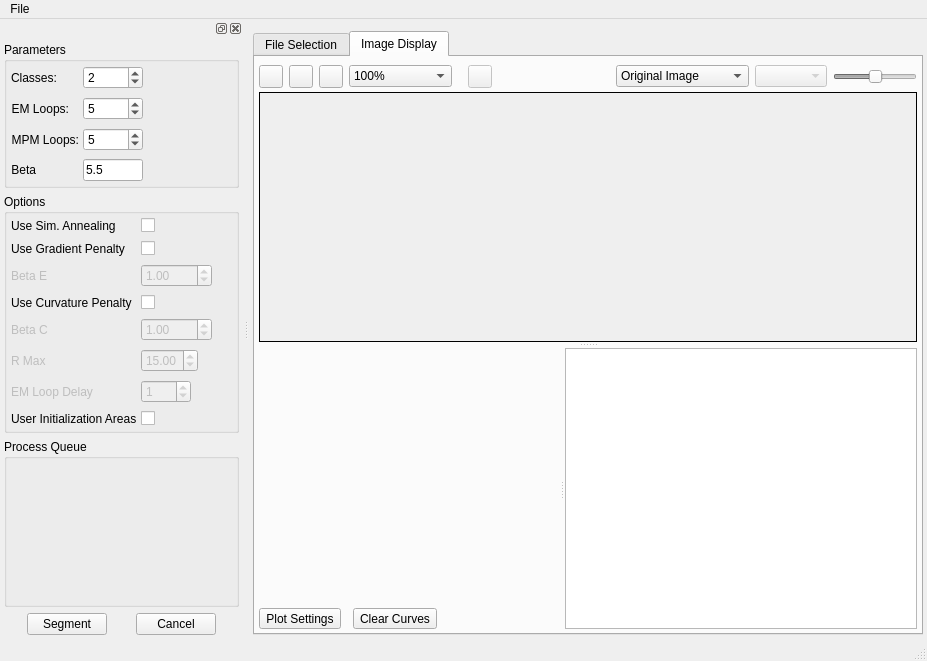
Old version of the form Code/EmMpmGui/UI_Files/EmMpmGui.ui in the repository BlueQuartzSoftware/EMMPMWorkbench.
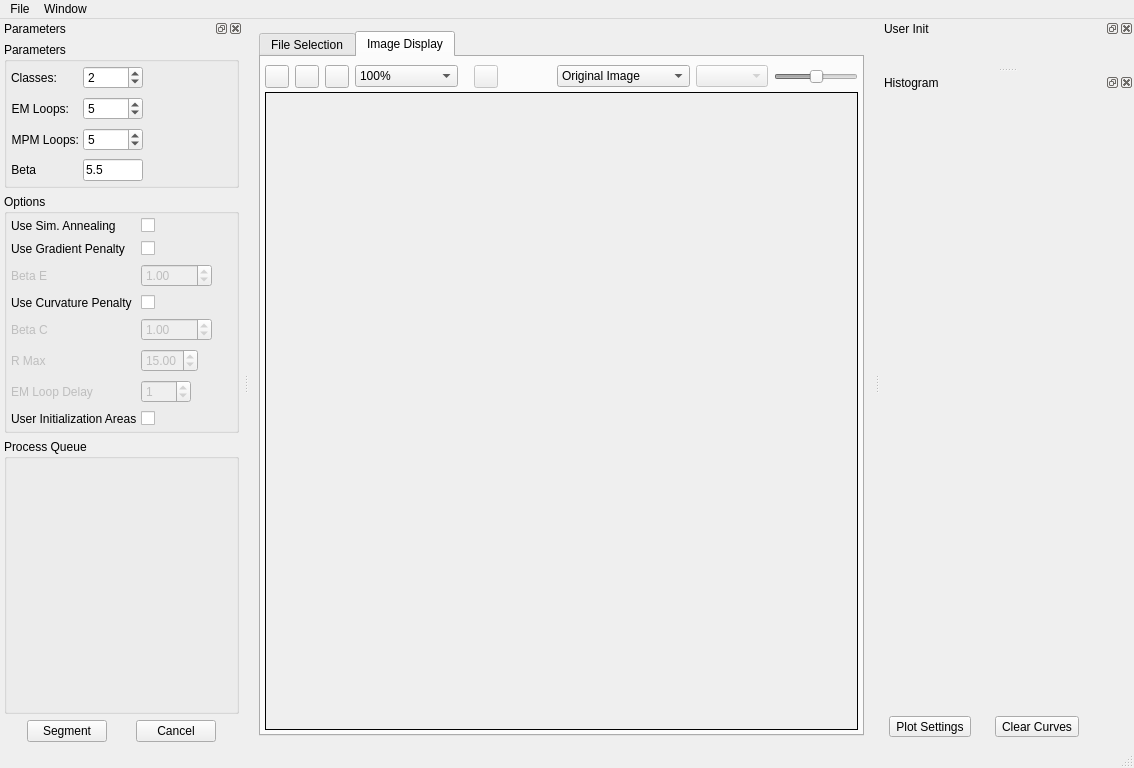
New version of the form. The open tabs and pages were chosen to show the change. Icons and pictures are not drawn. Custom widgets are drawn as their Qt base class.

Commit message: Reworking the User interface to that there are now dockable windows for each of the Parameters, Histogram and User Init Areas. This allows the user to better optimized thier workspace. Now using a true color picking widget for the User init areas coloring. User init areas will now hide themselves with the option is disabled. Added option in the User init tab to set the plot line width

The edit to the form file:
```diff
--- a/Code/EmMpmGui/UI_Files/EmMpmGui.ui
+++ b/Code/EmMpmGui/UI_Files/EmMpmGui.ui
@@ -6,8 +6,8 @@
    <rect>
     <x>0</x>
     <y>0</y>
-    <width>927</width>
-    <height>661</height>
+    <width>1134</width>
+    <height>768</height>
    </rect>
   </property>
   <property name="sizePolicy">
@@ -28,19 +28,19 @@
   <widget class="QWidget" name="centralwidget">
    <layout class="QHBoxLayout" name="horizontalLayout_3">
     <property name="spacing">
-     <number>4</number>
+     <number>6</number>
     </property>
     <property name="leftMargin">
-     <number>4</number>
+     <number>10</number>
     </property>
     <property name="topMargin">
      <number>12</number>
     </property>
     <property name="rightMargin">
-     <number>4</number>
+     <number>10</number>
     </property>
     <property name="bottomMargin">
-     <number>4</number>
+     <number>10</number>
     </property>
     <item>
      <widget class="QTabWidget" name="tabWidget">
@@ -732,136 +732,6 @@
             </item>
            </layout>
           </widget>
-          <widget class="QSplitter" name="splitter">
-           <property name="frameShape">
-            <enum>QFrame::NoFrame</enum>
-           </property>
-           <property name="lineWidth">
-            <number>1</number>
-           </property>
-           <property name="orientation">
-            <enum>Qt::Horizontal</enum>
-           </property>
-           <property name="opaqueResize">
-            <bool>true</bool>
-           </property>
-           <property name="handleWidth">
-            <number>6</number>
-           </property>
-           <property name="childrenCollapsible">
-            <bool>true</bool>
-           </property>
-           <widget class="QWidget" name="widget" native="true">
-            <layout class="QGridLayout" name="gridLayout_2">
-             <property name="horizontalSpacing">
-              <number>0</number>
-             </property>
-             <property name="verticalSpacing">
-              <number>6</number>
-             </property>
-             <property name="margin">
-              <number>0</number>
-             </property>
-             <item row="2" column="3" colspan="7">
-              <widget class="QwtPlot" name="m_HistogramPlot">
-               <property name="sizePolicy">
-                <sizepolicy hsizetype="Preferred" vsizetype="Preferred">
-                 <horstretch>0</horstretch>
-                 <verstretch>0</verstretch>
-                </sizepolicy>
-               </property>
-               <property name="minimumSize">
-                <size>
-                 <width>0</width>
-                 <height>200</height>
-                </size>
-               </property>
-               <property name="contextMenuPolicy">
-                <enum>Qt::CustomContextMenu</enum>
-               </property>
-               <property name="toolTip">
-                <string>Image Histogram and Mixture of Gaussians Plots</string>
-               </property>
-              </widget>
-             </item>
-             <item row="3" column="7">
-              <spacer name="horizontalSpacer_4">
-               <property name="orientation">
-                <enum>Qt::Horizontal</enum>
-               </property>
-               <property name="sizeHint" stdset="0">
-                <size>
-                 <width>40</width>
-                 <height>20</height>
-                </size>
-               </property>
-              </spacer>
-             </item>
-             <item row="3" column="4">
-              <widget class="QToolButton" name="axisSettingsBtn">
-               <property name="text">
-                <string>Plot Settings</string>
-               </property>
-              </widget>
-             </item>
-             <item row="3" column="6">
-              <widget class="QToolButton" name="clearTempHistograms">
-               <property name="text">
-                <string>Clear Curves</string>
-               </property>
-              </widget>
-             </item>
-             <item row="3" column="5">
-              <spacer name="horizontalSpacer_7">
-               <property name="orientation">
-                <enum>Qt::Horizontal</enum>
-               </property>
-               <property name="sizeType">
-                <enum>QSizePolicy::Fixed</enum>
-               </property>
-               <property name="sizeHint" stdset="0">
-                <size>
-                 <width>12</width>
-                 <height>20</height>
-                </size>
-               </property>
-              </spacer>
-             </item>
-            </layout>
-           </widget>
-           <widget class="QTableView" name="m_UserInitTable">
-            <property name="sizePolicy">
-             <sizepolicy hsizetype="Preferred" vsizetype="Preferred">
-              <horstretch>0</horstretch>
-              <verstretch>0</verstretch>
-             </sizepolicy>
-            </property>
-            <property name="toolTip">
-             <string>User Initialization Values</string>
-            </property>
-            <property name="alternatingRowColors">
-             <bool>true</bool>
-            </property>
-            <property name="selectionMode">
-             <enum>QAbstractItemView::SingleSelection</enum>
-            </property>
-            <property name="selectionBehavior">
-             <enum>QAbstractItemView::SelectRows</enum>
-            </property>
-            <property name="verticalScrollMode">
-             <enum>QAbstractItemView::ScrollPerPixel</enum>
-            </property>
-            <property name="horizontalScrollMode">
-             <enum>QAbstractItemView::ScrollPerPixel</enum>
-            </property>
-            <property name="cornerButtonEnabled">
-             <bool>false</bool>
-            </property>
-            <attribute name="horizontalHeaderStretchLastSection">
-             <bool>false</bool>
-            </attribute>
-           </widget>
-          </widget>
          </widget>
         </item>
        </layout>
@@ -875,7 +745,7 @@
     <rect>
      <x>0</x>
      <y>0</y>
-     <width>927</width>
+     <width>1134</width>
      <height>22</height>
     </rect>
    </property>
@@ -898,18 +768,36 @@
     <addaction name="actionExit"/>
     <addaction name="separator"/>
    </widget>
+   <widget class="QMenu" name="menuWindow">
+    <property name="title">
+     <string>Window</string>
+    </property>
+    <addaction name="actionParameters"/>
+    <addaction name="actionHistogram"/>
+    <addaction name="actionUser_Initialization"/>
+   </widget>
    <addaction name="menuFile"/>
+   <addaction name="menuWindow"/>
   </widget>
   <widget class="QStatusBar" name="statusbar"/>
-  <widget class="QDockWidget" name="dockWidget">
+  <widget class="QDockWidget" name="ParametersDockWidget">
+   <property name="floating">
+    <bool>false</bool>
+   </property>
+   <property name="features">
+    <set>QDockWidget::AllDockWidgetFeatures</set>
+   </property>
+   <property name="allowedAreas">
+    <set>Qt::AllDockWidgetAreas</set>
+   </property>
+   <property name="windowTitle">
+    <string>Parameters</string>
+   </property>
    <attribute name="dockWidgetArea">
     <number>1</number>
    </attribute>
    <widget class="QWidget" name="dockWidgetContents">
     <layout class="QVBoxLayout" name="verticalLayout_6">
-     <property name="spacing">
-      <number>6</number>
-     </property>
      <property name="margin">
       <number>4</number>
      </property>
@@ -1457,6 +1345,119 @@
     </layout>
    </widget>
   </widget>
+  <widget class="QDockWidget" name="UserInitAreaDockWidget">
+   <property name="sizePolicy">
+    <sizepolicy hsizetype="Minimum" vsizetype="Preferred">
+     <horstretch>0</horstretch>
+     <verstretch>0</verstretch>
+    </sizepolicy>
+   </property>
+   <property name="floating">
+    <bool>false</bool>
+   </property>
+   <property name="features">
+    <set>QDockWidget::AllDockWidgetFeatures</set>
+   </property>
+   <property name="windowTitle">
+    <string>User Init</string>
+   </property>
+   <attribute name="dockWidgetArea">
+    <number>2</number>
+   </attribute>
+   <widget class="QWidget" name="dockWidgetContents_2">
+    <layout class="QGridLayout" name="gridLayout_4">
+     <property name="margin">
+      <number>0</number>
+     </property>
+     <property name="spacing">
+      <number>0</number>
+     </property>
+     <item row="0" column="0">
+      <widget class="UserInitAreaWidget" name="m_UserInitAreaWidget" native="true"/>
+     </item>
+    </layout>
+   </widget>
+  </widget>
+  <widget class="QDockWidget" name="HistogramDockWidget">
+   <property name="features">
+    <set>QDockWidget::AllDockWidgetFeatures</set>
+   </property>
+   <property name="windowTitle">
+    <string>Histogram</string>
+   </property>
+   <attribute name="dockWidgetArea">
+    <number>2</number>
+   </attribute>
+   <widget class="QWidget" name="dockWidgetContents_3">
+    <layout class="QGridLayout" name="gridLayout_6">
+     <item row="0" column="0" colspan="4">
+      <widget class="QwtPlot" name="m_HistogramPlot">
+       <property name="sizePolicy">
+        <sizepolicy hsizetype="Preferred" vsizetype="Preferred">
+         <horstretch>0</horstretch>
+         <verstretch>0</verstretch>
+        </sizepolicy>
+       </property>
+       <property name="minimumSize">
+        <size>
+         <width>0</width>
+         <height>200</height>
+        </size>
+       </property>
+       <property name="contextMenuPolicy">
+        <enum>Qt::CustomContextMenu</enum>
+       </property>
+       <property name="toolTip">
+        <string>Image Histogram and Mixture of Gaussians Plots</string>
+       </property>
+      </widget>
+     </item>
+     <item row="1" column="0">
+      <widget class="QToolButton" name="axisSettingsBtn">
+       <property name="text">
+        <string>Plot Settings</string>
+       </property>
+      </widget>
+     </item>
+     <item row="1" column="2">
+      <widget class="QToolButton" name="clearTempHistograms">
+       <property name="text">
+        <string>Clear Curves</string>
+       </property>
+      </widget>
+     </item>
+     <item row="1" column="1">
+      <spacer name="horizontalSpacer_7">
+       <property name="orientation">
+        <enum>Qt::Horizontal</enum>
+       </property>
+       <property name="sizeType">
+        <enum>QSizePolicy::Fixed</enum>
+       </property>
+       <property name="sizeHint" stdset="0">
+        <size>
+         <width>12</width>
+         <height>20</height>
+        </size>
+       </property>
+      </spacer>
+     </item>
+     <item row="1" column="3">
+      <spacer name="horizontalSpacer_4">
+       <property name="orientation">
+        <enum>Qt::Horizontal</enum>
+       </property>
+       <property name="sizeHint" stdset="0">
+        <size>
+         <width>40</width>
+         <height>20</height>
+        </size>
+       </property>
+      </spacer>
+     </item>
+    </layout>
+   </widget>
+  </widget>
   <action name="actionOpenBaseImage">
    <property name="text">
     <string>Open Image</string>
@@ -1521,6 +1522,12 @@
    <extends>QLineEdit</extends>
    <header location="global">QFSDropLineEdit.h</header>
   </customwidget>
+  <customwidget>
+   <class>UserInitAreaWidget</class>
+   <extends>QWidget</extends>
+   <header location="global">UserInitAreaWidget.h</header>
+   <container>1</container>
+  </customwidget>
  </customwidgets>
  <tabstops>
   <tabstop>m_NumClasses</tabstop>
```
Left out of the diff: 91 changed lines with no effect on the pictures. The commit also changes 14 other files.
